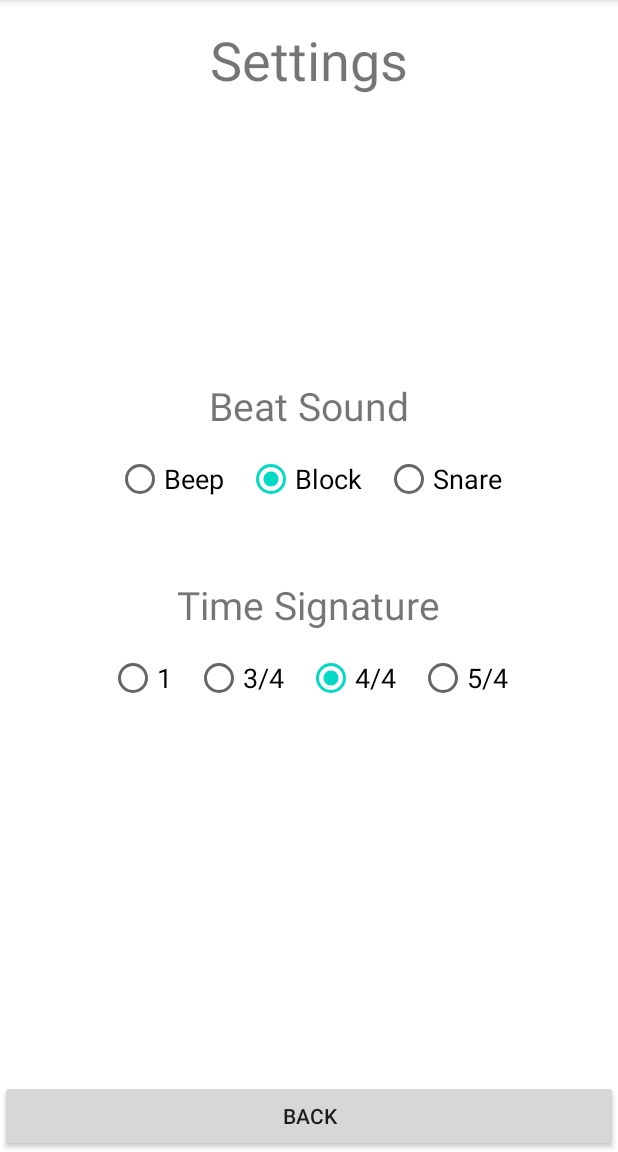
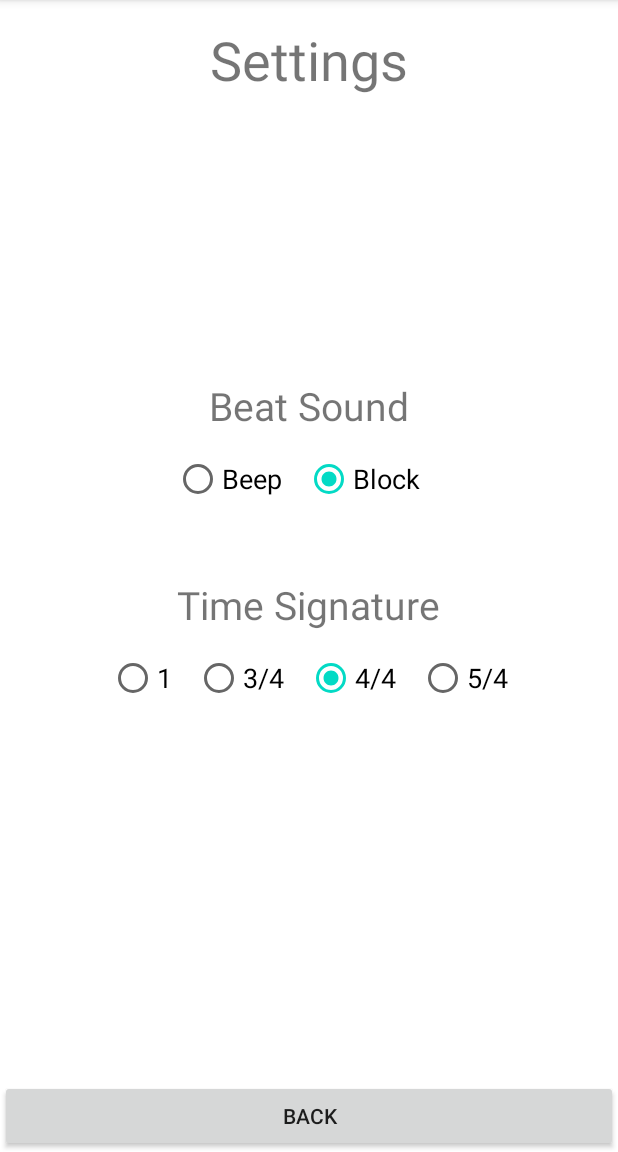
Before and after one commit to Sciotenebris/Metronome, an Android app: the screen it shows after launch (MainActivity), after a tap on "Settings", on a phone screen of 412 x 824 dp, the part 84-1236 px from its top. Run offline under Robolectric (Android 15) with nearby library versions, the phone set to English and light mode, and no system bars.

Commit message:
Commented out all code relating to snare to see if I can restore it back to working order. It worked completely fine before I added the snare so no idea why it is still not working after removal!

```diff
--- a/app/src/main/java/com/rc/metronome/MainActivity.java
+++ b/app/src/main/java/com/rc/metronome/MainActivity.java
@@ -34,7 +34,7 @@ public class MainActivity extends AppCompatActivity {
     private int[] beepSound;
     private int[] setSound;
     private int[] blockSound;
-    private int[] snareSound;
+   // private int[] snareSound;
 
     private int counter;
     private int time_signature = 4;
@@ -71,12 +71,12 @@ public class MainActivity extends AppCompatActivity {
         beepSound[1] = soundPool.load(this, R.raw.beep_standard, 1);
 
         blockSound = new int[2]; // Royalty free from bigsoundbank.com
-        blockSound[0] = soundPool.load(this, R.raw.block_1, 1);
+        blockSound[0] = soundPool.load(this, R.raw.block_acc, 1);
         blockSound[1] = soundPool.load(this, R.raw.block_2, 1);
 
-        snareSound = new int[2]; // Royalty free from bigsoundbank.com
-        snareSound[0] = soundPool.load(this, R.raw.snare_acc, 1);
-        snareSound[1] = soundPool.load(this, R.raw.snare1, 1);
+    //    snareSound = new int[2]; // Royalty free from bigsoundbank.com
+    //    snareSound[0] = soundPool.load(this, R.raw.snare_acc, 1);
+    //    snareSound[1] = soundPool.load(this, R.raw.snare1, 1);
 
         setSound = new int[2];
         setSound = blockSound;
@@ -99,6 +99,7 @@ public class MainActivity extends AppCompatActivity {
         //endregion
 
         counter = 0;
+
         //region ClickListeners
         playButton.setOnClickListener(new View.OnClickListener() {
             @Override
@@ -218,11 +219,11 @@ public class MainActivity extends AppCompatActivity {
                     setSound = blockSound;
                 }
                 break;
-            case R.id.rb_snare:
-                if (checked) {
-                    setSound = snareSound;
-                }
-                break;
+      //      case R.id.rb_snare:
+      //          if (checked) {
+      //              setSound = snareSound;
+      //          }
+      //          break;
         }
     }
 
--- a/app/src/main/res/layout/activity_main.xml
+++ b/app/src/main/res/layout/activity_main.xml
@@ -185,14 +185,14 @@
                     android:layout_height="0dp"
                     android:layout_weight="1" />
 
-                <RadioButton
+              <!--  <RadioButton
                     android:id="@+id/rb_snare"
                     android:layout_width="wrap_content"
                     android:layout_height="wrap_content"
                     android:layout_weight="1"
                     android:text="@string/snare"
                     android:onClick="SoundRadioButtonClick"
-                    android:textSize="18sp"/>
+                    android:textSize="18sp"/>-->
 
             </RadioGroup>
 
```
Also changed, not shown: 3 other files.
